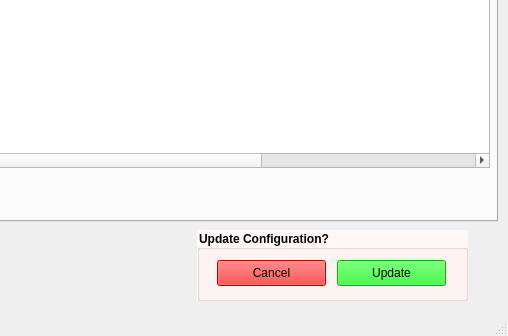
Above: flogger.ui from tobiz/OGN-Flight-Logger_V3 before the change; both pictures show x 203 to 711 and y 578 to 914 of the 711 by 914 pixel window. Below: the same form after it.
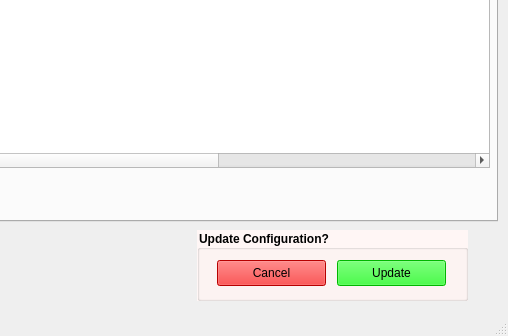
That is the form after the change. The open tabs and pages were chosen to show the change. Icons and pictures are not drawn.

Commit message: Add glider max alt col to flight log

The edit to the form file:
```diff
--- a/flogger.ui
+++ b/flogger.ui
@@ -2362,7 +2362,7 @@
        <set>QAbstractItemView::NoEditTriggers</set>
       </property>
       <property name="columnCount">
-       <number>9</number>
+       <number>10</number>
       </property>
       <column>
        <property name="text">
@@ -2421,6 +2421,12 @@
 Max Alt (QFE)</string>
        </property>
       </column>
+      <column>
+       <property name="text">
+        <string>Glider 
+Max Alt</string>
+       </property>
+      </column>
      </widget>
      <widget class="QCalendarWidget" name="FlightLogcalendar">
       <property name="geometry">
```
Left out of the diff: 2 changed lines with no effect on the pictures.
